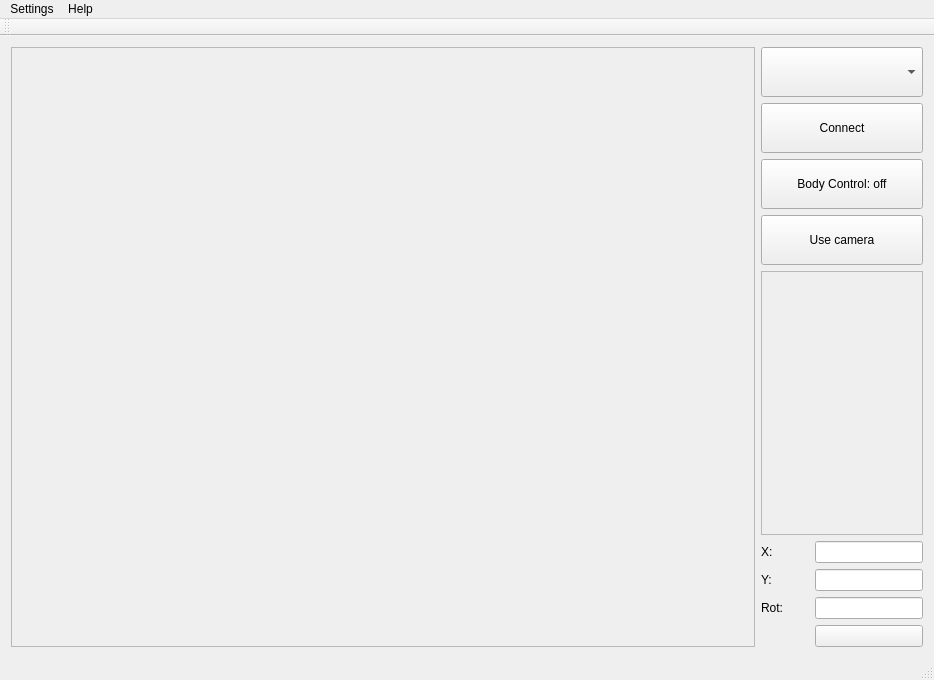
Old version of the form demoRMR/mainwindow.ui in the repository KocurMaros/HMI.
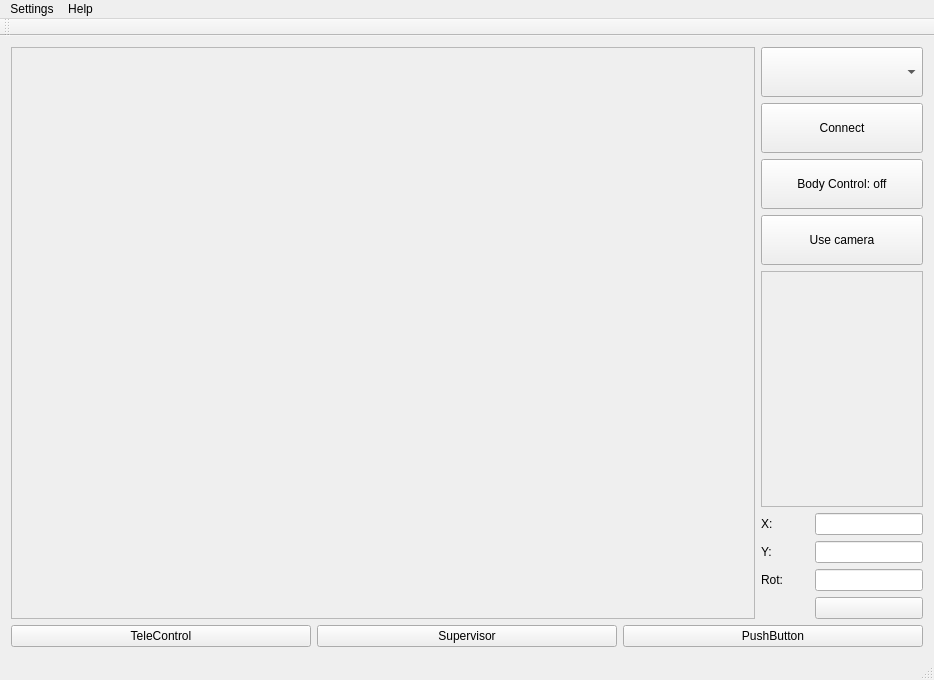
New version of the form. Icons and pictures are not drawn.

Commit message: ui: mainwindow modes

```diff
--- a/demoRMR/mainwindow.ui
+++ b/demoRMR/mainwindow.ui
@@ -16,11 +16,33 @@
   <widget class="QWidget" name="centralWidget">
    <layout class="QGridLayout" name="gridLayout">
     <item row="2" column="5">
-     <layout class="QHBoxLayout" name="controllerLayout"/>
+     <layout class="QHBoxLayout" name="controllerLayout">
+      <item>
+       <widget class="QPushButton" name="teleControlButton">
+        <property name="text">
+         <string>TeleControl</string>
+        </property>
+       </widget>
+      </item>
+      <item>
+       <widget class="QPushButton" name="supervisorButton">
+        <property name="text">
+         <string>Supervisor</string>
+        </property>
+       </widget>
+      </item>
+      <item>
+       <widget class="QPushButton" name="pushButton_2">
+        <property name="text">
+         <string>PushButton</string>
+        </property>
+       </widget>
+      </item>
+     </layout>
     </item>
     <item row="0" column="5">
      <layout class="QGridLayout" name="topGridLayout">
-      <item row="0" column="2">
+      <item row="0" column="0">
        <widget class="QFrame" name="frame">
         <property name="sizePolicy">
          <sizepolicy hsizetype="MinimumExpanding" vsizetype="Expanding">
@@ -42,7 +64,7 @@
         </property>
        </widget>
       </item>
-      <item row="0" column="4">
+      <item row="0" column="2">
        <layout class="QVBoxLayout" name="verticalLayout">
         <item>
          <layout class="QVBoxLayout" name="topRightLayout">
```
The commit also changes 2 other files.
